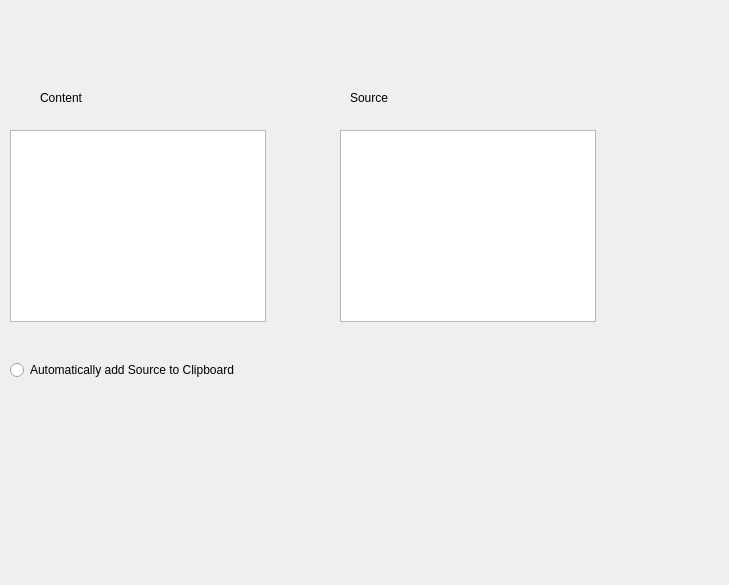
DavRet/ClipSource, file clipui.ui: the form before one commit.
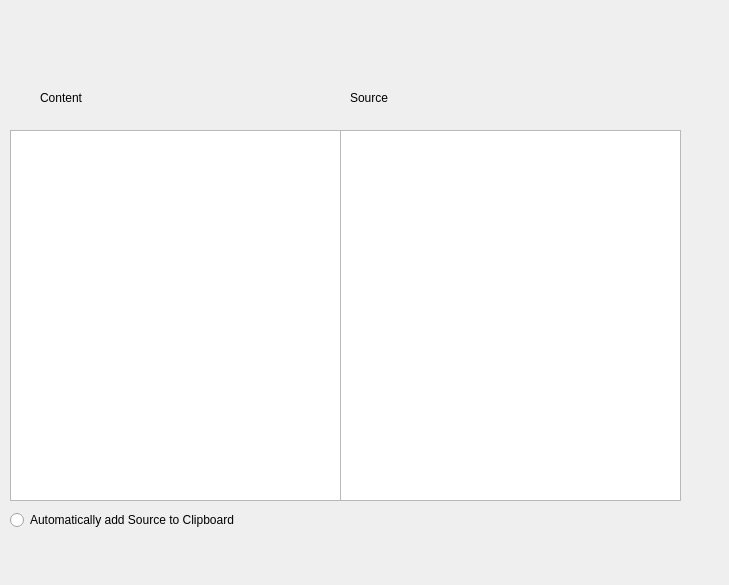
The form after the commit.

Commit message: Added Image Source and File Source Path

```diff
--- a/clipui.ui
+++ b/clipui.ui
@@ -18,8 +18,8 @@
     <rect>
      <x>10</x>
      <y>130</y>
-     <width>256</width>
-     <height>192</height>
+     <width>331</width>
+     <height>371</height>
     </rect>
    </property>
   </widget>
@@ -28,8 +28,8 @@
     <rect>
      <x>340</x>
      <y>130</y>
-     <width>256</width>
-     <height>192</height>
+     <width>341</width>
+     <height>371</height>
     </rect>
    </property>
   </widget>
@@ -63,7 +63,7 @@
    <property name="geometry">
     <rect>
      <x>10</x>
-     <y>360</y>
+     <y>510</y>
      <width>511</width>
      <height>20</height>
     </rect>
```
Left out of the diff: 4 changed lines with no effect on the pictures. The commit also changes 1 other file.
